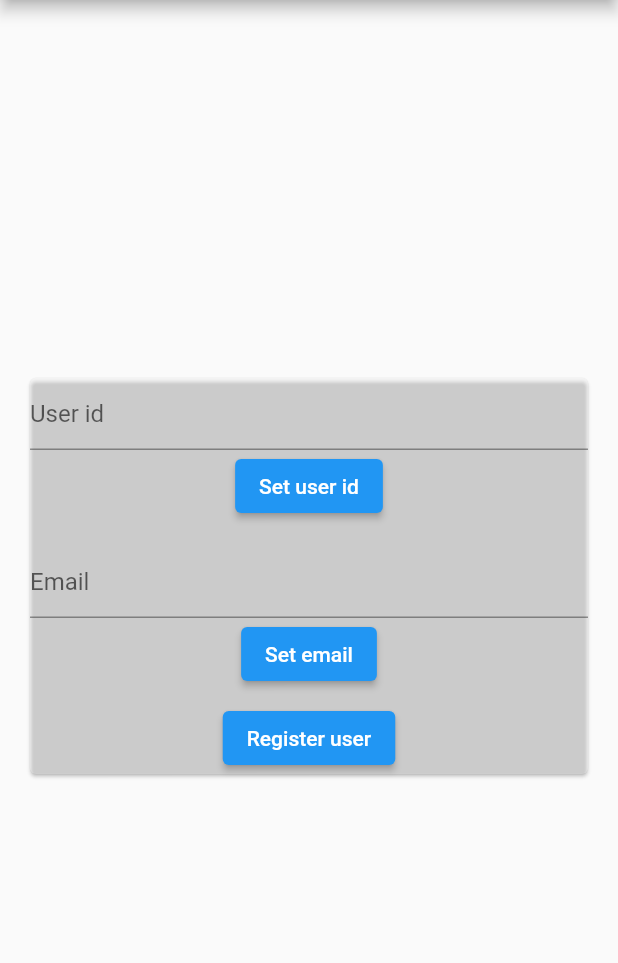
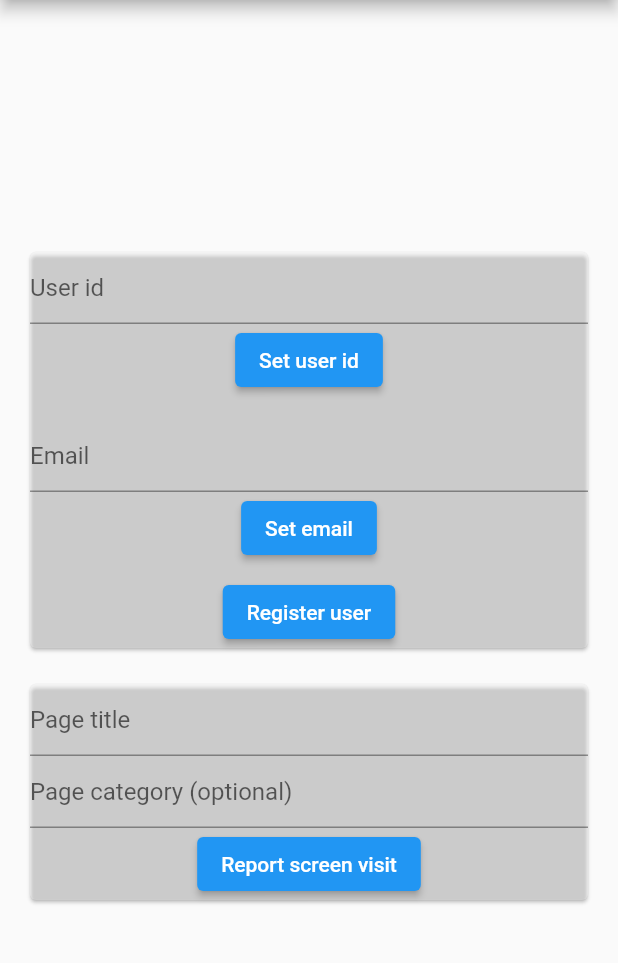
Before and after one commit to optimove-tech/Optimove-SDK-Flutter, a Flutter app: the screen it shows after launch, on a phone screen of 412 x 824 dp, the part 84-1047 px from its top. Run offline on Flutter 3.47's test engine with Material 2 defaults, Android fonts, the phone set to English and light mode, and no system bars; our stand-ins replace plugin_platform_interface.

Commit message:
Added report screen visit section

```diff
--- a/example/lib/main.dart
+++ b/example/lib/main.dart
@@ -21,12 +21,18 @@ class _MyAppState extends State<MyApp> {
   late final TextEditingController userIdTextController;
   late final TextEditingController emailTextController;
 
+  late final TextEditingController pageTitleTextController;
+  late final TextEditingController pageCategoryTextController;
+
   @override
   void initState() {
     super.initState();
     initPlatformState();
     userIdTextController = TextEditingController();
     emailTextController = TextEditingController();
+
+    pageTitleTextController = TextEditingController();
+    pageCategoryTextController = TextEditingController();
   }
 
   // Platform messages are asynchronous, so we initialize in an async method.
@@ -61,7 +67,7 @@ class _MyAppState extends State<MyApp> {
           padding: const EdgeInsets.all(16.0),
           child: Center(
               child: Column(
-                mainAxisAlignment: MainAxisAlignment.center,
+            mainAxisAlignment: MainAxisAlignment.center,
             children: [
               Card(
                 color: Colors.white30,
@@ -71,8 +77,7 @@ class _MyAppState extends State<MyApp> {
                         controller: userIdTextController,
                         decoration: const InputDecoration(
                           hintText: 'User id',
-                        )
-                    ),
+                        )),
                     ElevatedButton(
                         onPressed: () {
                           Optimove.setUserId(userId: userIdTextController.text);
@@ -83,8 +88,7 @@ class _MyAppState extends State<MyApp> {
                         controller: emailTextController,
                         decoration: const InputDecoration(
                           hintText: 'Email',
-                        )
-                    ),
+                        )),
                     ElevatedButton(
                         onPressed: () {
                           Optimove.setUserEmail(email: emailTextController.text);
@@ -98,8 +102,34 @@ class _MyAppState extends State<MyApp> {
                         child: const Text("Register user")),
                   ],
                 ),
+              ),
+              const SizedBox(height: 16),
+              Card(
+                color: Colors.white30,
+                child: Column(
+                  children: [
+                    TextField(
+                        controller: pageTitleTextController,
+                        decoration: const InputDecoration(
+                          hintText: 'Page title',
+                        )),
+                    TextField(
+                        controller: pageCategoryTextController,
+                        decoration: const InputDecoration(
+                          hintText: 'Page category (optional)',
+                        )),
+                    ElevatedButton(
+                        onPressed: () {
+                          if (pageCategoryTextController.text.isEmpty) {
+                            Optimove.reportScreenVisit(screenName: pageTitleTextController.text);
+                          } else {
+                            Optimove.reportScreenVisit(screenName: pageTitleTextController.text, screenCategory: pageCategoryTextController.text);
+                          }
+                        },
+                        child: const Text("Report screen visit")),
+                  ],
+                ),
               )
-
             ],
           )),
         ),
```
